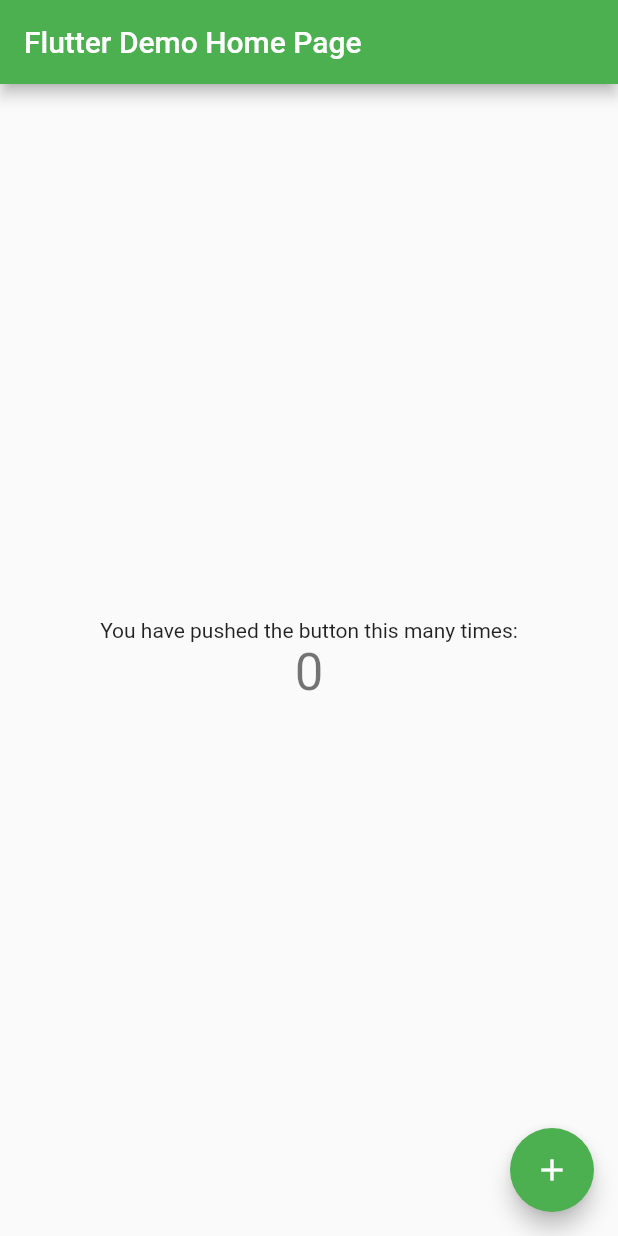
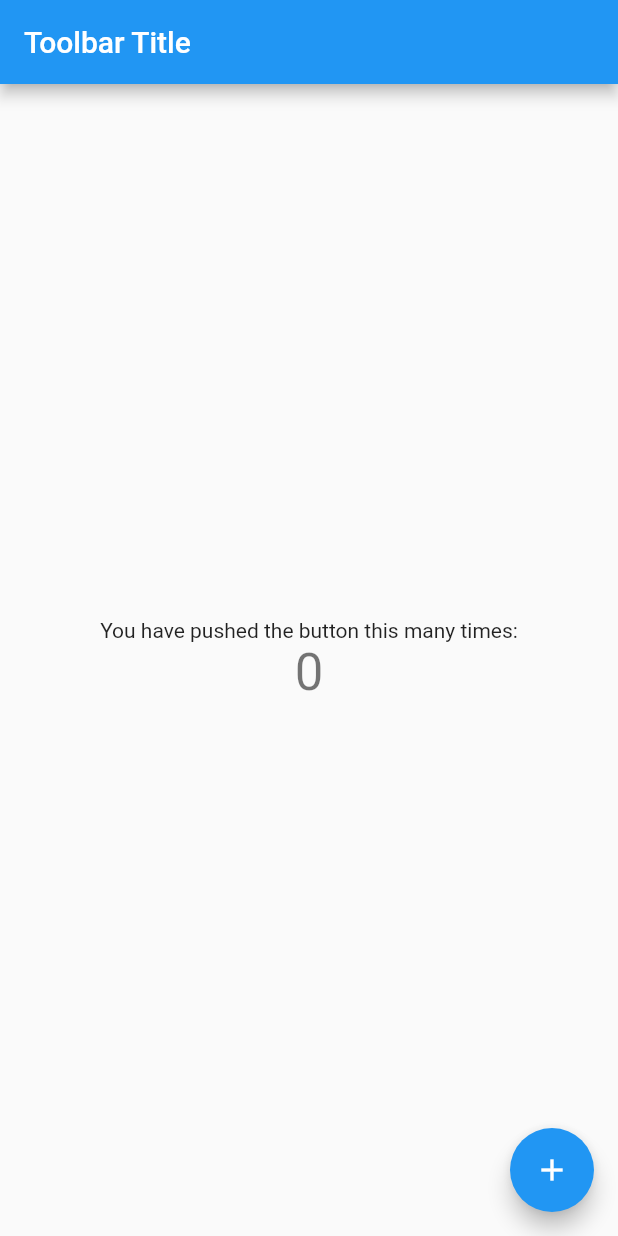
Before and after one commit to shindesharad71/Hello-Flutter, a Flutter app: the screen it shows after launch, on a phone screen of 412 x 824 dp. Run offline on Flutter 3.47's test engine with Material 2 defaults, Android fonts, the phone set to English and light mode, and no system bars.

Commit message:
first comments removed

```diff
--- a/lib/main.dart
+++ b/lib/main.dart
@@ -9,24 +9,15 @@ class MyApp extends StatelessWidget {
     return new MaterialApp(
       title: 'Flutter Demo',
       theme: new ThemeData(
-        primarySwatch: Colors.green
+        primarySwatch: Colors.blue,
       ),
-      home: new MyHomePage(title: 'Flutter Demo Home Page'),
+      home: new MyHomePage(title: 'Toolbar Title'),
     );
   }
 }
 
 class MyHomePage extends StatefulWidget {
   MyHomePage({Key key, this.title}) : super(key: key);
-
-  // This widget is the home page of your application. It is stateful, meaning
-  // that it has a State object (defined below) that contains fields that affect
-  // how it looks.
-
-  // This class is the configuration for the state. It holds the values (in this
-  // case the title) provided by the parent (in this case the App widget) and
-  // used by the build method of the State. Fields in a Widget subclass are
-  // always marked "final".
 
   final String title;
 
@@ -39,46 +30,18 @@ class _MyHomePageState extends State<MyHomePage> {
 
   void _incrementCounter() {
     setState(() {
-      // This call to setState tells the Flutter framework that something has
-      // changed in this State, which causes it to rerun the build method below
-      // so that the display can reflect the updated values. If we changed
-      // _counter without calling setState(), then the build method would not be
-      // called again, and so nothing would appear to happen.
       _counter++;
     });
   }
 
   @override
   Widget build(BuildContext context) {
-    // This method is rerun every time setState is called, for instance as done
-    // by the _incrementCounter method above.
-    //
-    // The Flutter framework has been optimized to make rerunning build methods
-    // fast, so that you can just rebuild anything that needs updating rather
-    // than having to individually change instances of widgets.
     return new Scaffold(
       appBar: new AppBar(
-        // Here we take the value from the MyHomePage object that was created by
-        // the App.build method, and use it to set our appbar title.
         title: new Text(widget.title),
       ),
       body: new Center(
-        // Center is a layout widget. It takes a single child and positions it
-        // in the middle of the parent.
         child: new Column(
-          // Column is also layout widget. It takes a list of children and
-          // arranges them vertically. By default, it sizes itself to fit its
-          // children horizontally, and tries to be as tall as its parent.
-          //
-          // Invoke "debug paint" (press "p" in the console where you ran
-          // "flutter run", or select "Toggle Debug Paint" from the Flutter tool
-          // window in IntelliJ) to see the wireframe for each widget.
-          //
-          // Column has various properties to control how it sizes itself and
-          // how it positions its children. Here we use mainAxisAlignment to
-          // center the children vertically; the main axis here is the vertical
-          // axis because Columns are vertical (the cross axis would be
-          // horizontal).
           mainAxisAlignment: MainAxisAlignment.center,
           children: <Widget>[
             new Text(
@@ -95,7 +58,7 @@ class _MyHomePageState extends State<MyHomePage> {
         onPressed: _incrementCounter,
         tooltip: 'Increment',
         child: new Icon(Icons.add),
-      ), // This trailing comma makes auto-formatting nicer for build methods.
+      ),
     );
   }
 }
```
